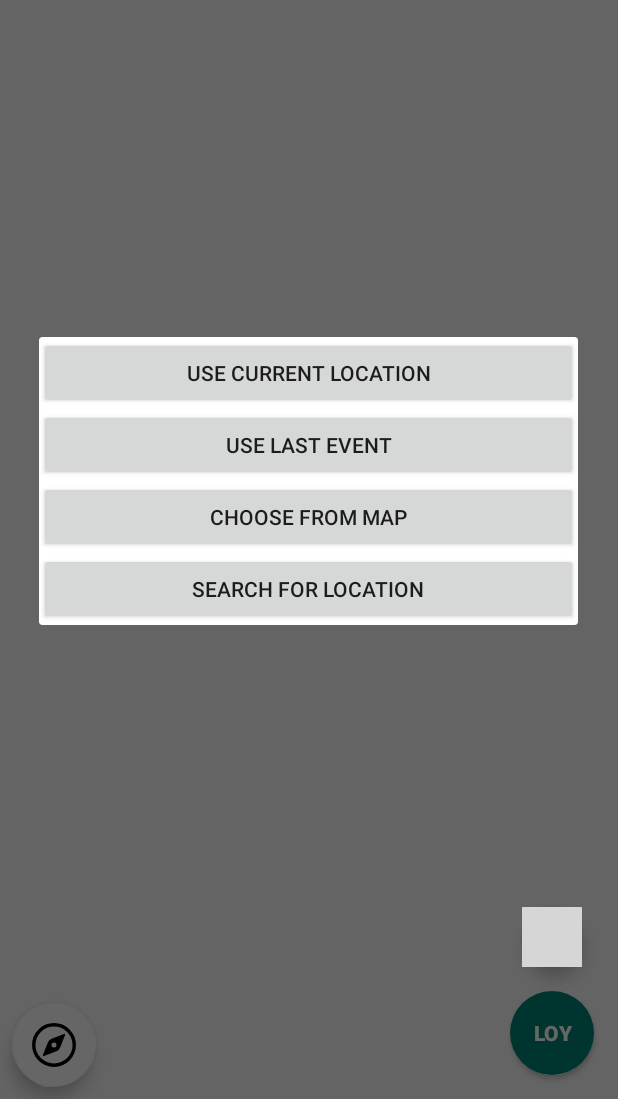
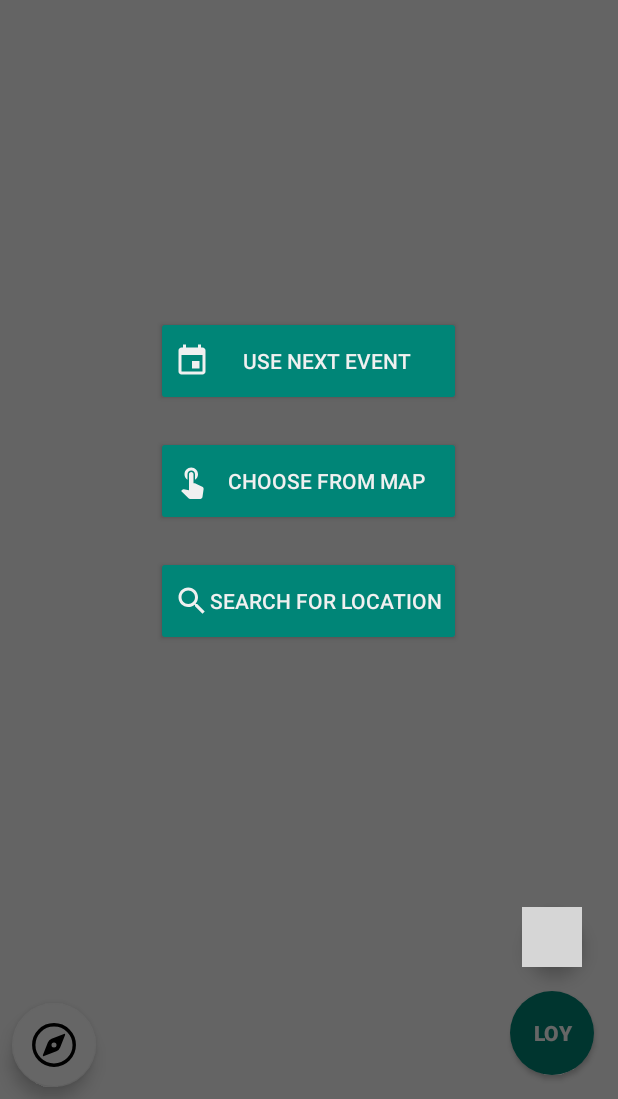
Before and after one commit to felixlapierre/campus-guide, an Android app: the screen it shows after launch (MapsActivity), after a tap on an icon or button, on a phone screen of 412 x 824 dp, the part 137-1236 px from its top. Run offline under Robolectric (Android 15) with nearby library versions, the phone set to English and light mode, and no system bars; libraries missing offline, so code that uses them is left out: com.beust.klaxon, com.google.maps.model, io.objectbox; 4 statements that could not run were skipped; grey boxes are pictures that could not be loaded.

Commit message:
Reworked the directions popup flow (#101)
* made the popup a transparent background

* Sync with upstream branch

* Fixed the options layout and color

* Removed some merge conflicts in the map activity layout

* Created both popups properly

* Reworked the popflow using callbacks

* Made the 'USE CURRENT LOCATION' button work

* Readded a space

* Readded a space

* Removed an empty line

* Fixed a lat/lng bug and fixed a class name type

* Added icons

* Meged with master

* Removed not ready test

* Added the correct string

* Added searching for location using autocomplete search in directions flow (#108)

* Extracted marker placement functionality from CustomSearch. It instead takes a SearchLocationListener. Added a marker location listener for the default search functionality.

* CustomSearch now has its request code injected in the constructor, allowing multiple custom search instances to exist in the app. Origin can now search for location

* Fixed an issue with the request code always matching. Added search to the selection of the destination.

* Windows dismiss properly now

* Fixed an issue where navigating multiple times caused too many popup windows to open

Co-authored-by: Felix Lapierre <32281260+felixlapierre@users.noreply.github.com>

```diff
--- a/app/src/main/java/com/example/campusguide/Bootstrapper.kt
+++ b/app/src/main/java/com/example/campusguide/Bootstrapper.kt
@@ -1,18 +1,21 @@
 package com.example.campusguide
 
+import android.content.Intent
 import android.view.View
-import com.example.campusguide.directions.ChooseDirectionOptionsDialogFragment
-import com.example.campusguide.directions.Route
+import com.example.campusguide.directions.ChooseDestinationOptions
+import com.example.campusguide.directions.ChooseOriginOptions
 import com.example.campusguide.location.CenterLocationListener
 import com.example.campusguide.location.FusedLocationProvider
 import com.example.campusguide.location.SwitchCampus
 import com.example.campusguide.map.GoogleMapAdapter
 import com.example.campusguide.map.GoogleMapInitializer
+import com.example.campusguide.map.SearchLocationMarker
 import com.example.campusguide.search.CustomSearch
 import com.example.campusguide.search.indoor.BuildingIndexSingleton
 import com.example.campusguide.search.indoor.IndoorLocationProvider
 import com.example.campusguide.search.outdoor.PlacesApiSearchLocationProvider
 import com.example.campusguide.utils.permissions.Permissions
+import com.google.maps.model.LatLng
 import database.ObjectBox
 
 /**
@@ -32,18 +35,26 @@ class Bootstrapper constructor(activity: MapsActivity) {
         val permissions = Permissions(activity)
 
         // Search
-        val locationProvider = IndoorLocationProvider(
+        val searchLocationProvider = IndoorLocationProvider(
             BuildingIndexSingleton.getInstance(activity.assets),
             PlacesApiSearchLocationProvider(activity)
         )
-        val search = CustomSearch(activity, map, locationProvider)
+        val search =
+            CustomSearch(
+                activity,
+                searchLocationProvider,
+                Constants.REGULAR_SEARCH_REQUEST_CODE
+            )
+        search.locationListener = SearchLocationMarker(activity, map)
         activity.setOnSearchClickedListener(search)
         activity.addActivityResultListener(search)
 
         // Center on Location
-        val centerLocation = CenterLocationListener(map,
+        val locationProvider = FusedLocationProvider(activity)
+        val centerLocation = CenterLocationListener(
+            map,
             permissions,
-            FusedLocationProvider(activity)
+            locationProvider
         )
         activity.setOnCenterLocationListener(centerLocation)
 
@@ -55,10 +66,24 @@ class Bootstrapper constructor(activity: MapsActivity) {
         activity.setSwitchCampusButtonListener(switchCampus)
 
         // Navigation
-        val route = Route(map, activity)
-        activity.setOnNavigateListener(View.OnClickListener{
-            val chooseDirectionOptions = ChooseDirectionOptionsDialogFragment()
-            chooseDirectionOptions.show(activity.supportFragmentManager, "directionsOptions")
+        activity.setOnNavigateListener(View.OnClickListener {
+            val chooseDestinationOptions = ChooseDestinationOptions { destination ->
+                val chooseOriginOptions =
+                    ChooseOriginOptions(permissions, locationProvider) { origin ->
+                        val originLatLng = LatLng(origin.latitude, origin.longitude)
+                        val destinationLatLng = LatLng(destination.latitude, destination.longitude)
+                        val intent = Intent(activity, DirectionsActivity::class.java).apply {
+                            putExtra("Origin", originLatLng.toString())
+                            putExtra("Destination", destinationLatLng.toString())
+                        }
+                        activity.startActivity(intent)
+                    }
+                chooseOriginOptions.show(activity.supportFragmentManager, "chooseOriginOptions")
+            }
+            chooseDestinationOptions.show(
+                activity.supportFragmentManager,
+                "chooseDestinationOptions"
+            )
         })
     }
 }
--- a/app/src/main/java/com/example/campusguide/Constants.kt
+++ b/app/src/main/java/com/example/campusguide/Constants.kt
@@ -3,7 +3,10 @@ package com.example.campusguide
 object Constants {
     const val ZOOM_STREET_LVL = 17.0f;
     const val PERMISSION_REQUEST_CODE = 1
-    const val AUTOCOMPLETE_REQUEST_CODE = 2
+    const val REGULAR_SEARCH_REQUEST_CODE = 2
+    const val ORIGIN_SEARCH_REQUEST_CODE = 3
+    const val DESTINATION_SEARCH_REQUEST_CODE = 4
+
     const val LOYOLA_CAMPUS = "Loyola Campus"
     const val SGW_CAMPUS = "SGW Campus"
 
--- a/app/src/main/java/com/example/campusguide/MapsActivity.kt
+++ b/app/src/main/java/com/example/campusguide/MapsActivity.kt
@@ -57,6 +57,10 @@ class MapsActivity : AppCompatActivity() {
         activityResultListeners.add(listener)
     }
 
+    fun removeActivityResultListener(listener: ActivityResultListener) {
+        activityResultListeners.remove(listener)
+    }
+
     override fun onActivityResult(requestCode: Int, resultCode: Int, data: Intent?) {
         super.onActivityResult(requestCode, resultCode, data)
         activityResultListeners.forEach { listener ->
--- a/app/src/main/java/com/example/campusguide/directions/ChooseDirectionOptionsDialogFragment.kt
+++ /dev/null
@@ -1,107 +0,0 @@
-package com.example.campusguide.directions
-
-import android.app.AlertDialog
-import android.app.Dialog
-import android.content.Intent
-import android.graphics.Color
-import android.graphics.drawable.ColorDrawable
-import android.location.Location
-import android.os.Bundle
-import android.util.Log
-import android.view.View
-import android.widget.Button
-
-import androidx.fragment.app.DialogFragment
-
-import com.example.campusguide.DirectionsActivity
-import com.example.campusguide.R
-import com.example.campusguide.utils.DisplayMessageErrorListener
-
-import com.google.android.gms.location.FusedLocationProviderClient
-import com.google.android.gms.location.LocationServices
-import com.google.android.gms.tasks.OnCompleteListener
-
-class ChooseDirectionOptionsDialogFragment : DialogFragment() {
-
-    private lateinit var mFusedLocationProviderClient: FusedLocationProviderClient
-
-    /**
-     * Called when the dialog window is created.
-     */
-    override fun onCreateDialog(savedInstanceState: Bundle?): Dialog {
-
-        mFusedLocationProviderClient =
-            LocationServices.getFusedLocationProviderClient(this.requireActivity())
-
-        val inflater = requireActivity().layoutInflater
-        val view = inflater.inflate(R.layout.choose_directions, null)
-
-        val builder: AlertDialog.Builder = AlertDialog.Builder(this.activity)
-
-        builder.setView(view)
-        builder.create().window?.setBackgroundDrawable(ColorDrawable(Color.TRANSPARENT))
-
-        view.findViewById<Button>(R.id.useCurrentLocation)?.setOnClickListener(View.OnClickListener {
-            useCurrentLocation()
-        })
-
-        view.findViewById<Button>(R.id.searchForLocation)?.setOnClickListener(View.OnClickListener {
-            searchForLocation()
-        })
-
-        return builder.create()
-    }
-
-    /**
-     * Gets the user's last known most recent location
-     */
-    private fun useCurrentLocation() {
-        val locationResult = mFusedLocationProviderClient.lastLocation
-
-        locationResult.addOnCompleteListener(
-            this.requireActivity(),
-            OnCompleteListener<Location?> { task ->
-                if (task.isSuccessful) {
-                    openDirectionsDialogFragment(
-                        task.result?.latitude.toString() + ", " + task.result?.longitude.toString(),
-                        "Enter end location"
-                    )
-                } else {
-                    Log.d("NullCurrentLocation", "Current location is null")
-                }
-            })
-    }
-
-    /**
-     * Allows users to manually enter start and end point
-     */
-    private fun searchForLocation() {
-        openDirectionsDialogFragment(null, "Enter start and end location")
-    }
-
-    /**
-     * Opens the GetDirectionsDialogFragment
-     */
-    private fun openDirectionsDialogFragment(startingPoint: String?, message: String) {
-        val getDirectionsDialogFragment =
-            GetDirectionsDialogFragment(
-                GetDirectionsDialogFragment.DirectionsDialogOptions(
-                    message = message,
-                    start = startingPoint,
-                    end = null,
-                    confirmationListener = EmptyDirectionsGuard(
-                        CallbackDirectionsConfirmListener { start, end ->
-                            // Start the DirectionsActivity activity
-                            val intent = Intent(this.context, DirectionsActivity::class.java).apply {
-                                putExtra("Origin", start)
-                                putExtra("Destination", end)
-                            }
-                            startActivity(intent)
-                            this.dismiss()
-                        },
-                        DisplayMessageErrorListener(this.requireActivity()))
-                )
-            )
-        getDirectionsDialogFragment.show(childFragmentManager, "directionsDialog")
-    }
-}
--- a/app/src/main/java/com/example/campusguide/map/GoogleMapInitializer.kt
+++ b/app/src/main/java/com/example/campusguide/map/GoogleMapInitializer.kt
@@ -10,9 +10,7 @@ import com.google.android.gms.maps.OnMapReadyCallback
 import com.google.android.gms.maps.SupportMapFragment
 import com.google.android.gms.maps.model.LatLng
 
-class GoogleMapInitializer constructor(private val activity: FragmentActivity,
-                                       private val wrapper: GoogleMapAdapter,
-                                       private val mapId: String): OnMapReadyCallback {
+class GoogleMapInitializer constructor(private val activity: FragmentActivity, private val wrapper: GoogleMapAdapter, private val mapId: String): OnMapReadyCallback {
     init {
         // Obtain the SupportMapFragment and get notified when the map is ready to be used
         val id = activity.resources.getIdentifier(mapId, "id", activity.packageName)
--- a/app/src/main/java/com/example/campusguide/search/CustomSearch.kt
+++ b/app/src/main/java/com/example/campusguide/search/CustomSearch.kt
@@ -4,49 +4,44 @@ import android.app.Activity
 import android.content.Intent
 import android.view.View
 import com.example.campusguide.ActivityResultListener
-import com.example.campusguide.Constants
-import com.example.campusguide.MapsActivity
-import com.example.campusguide.map.Map
-import com.google.android.gms.maps.model.LatLng
-import com.google.android.gms.maps.model.Marker
 import kotlinx.coroutines.GlobalScope
 import kotlinx.coroutines.launch
 
-const val AUTOCOMPLETE_REQUEST_CODE = 69; //nice
-
 class CustomSearch constructor(
-    private val activity: MapsActivity,
-    private val map: Map,
-    private val locationProvider: SearchLocationProvider
+    private val activity: Activity,
+    private val locationProvider: SearchLocationProvider,
+    private val myRequestCode: Int
 ) : View.OnClickListener,
     ActivityResultListener {
-
-    private var marker: Marker? = null
+    var locationListener: SearchLocationListener? = null
 
     override fun onClick(v: View?) {
+        openCustomSearchActivity()
+    }
+
+    fun openCustomSearchActivity() {
         val searchIntent = Intent(activity, CustomSearchActivity::class.java)
-        activity.startActivityForResult(searchIntent, AUTOCOMPLETE_REQUEST_CODE)
+        activity.startActivityForResult(searchIntent, myRequestCode)
     }
 
     override fun onActivityResult(requestCode: Int, resultCode: Int, data: Intent?) {
-        if (requestCode != AUTOCOMPLETE_REQUEST_CODE || resultCode != Activity.RESULT_OK) {
+        if (requestCode != myRequestCode || resultCode != Activity.RESULT_OK) {
             return
         }
 
         val id = data?.data?.toString()
         if (id != null) {
-            getLocationFromId(id)
+            GlobalScope.launch {
+                val location = locationProvider.getLocation(id)
+                locationListener?.onLocation(location)
+            }
         }
     }
 
-    private fun getLocationFromId(locationId: String) {
-        GlobalScope.launch {
-            val searchLocation = locationProvider.getLocation(locationId)
-            val latlng = LatLng(searchLocation.lat, searchLocation.lon)
-            activity.runOnUiThread {
-                marker?.remove()
-                marker = map.addMarker(latlng, searchLocation.name)
-                map.animateCamera(latlng, Constants.ZOOM_STREET_LVL)
+    fun setLocationListener(callback: (SearchLocation) -> Unit) {
+        locationListener = object: SearchLocationListener {
+            override fun onLocation(location: SearchLocation) {
+                callback(location)
             }
         }
     }
--- /dev/null
+++ b/app/src/main/java/com/example/campusguide/search/SearchLocationListener.kt
@@ -0,0 +1,5 @@
+package com.example.campusguide.search
+
+interface SearchLocationListener {
+    fun onLocation(location: SearchLocation)
+}
--- /dev/null
+++ b/app/src/main/res/drawable/ic_insert_invitation_off_white_24dp.xml
@@ -0,0 +1,5 @@
+<vector android:height="24dp" android:tint="#F0F0F0"
+    android:viewportHeight="24.0" android:viewportWidth="24.0"
+    android:width="24dp" xmlns:android="http://schemas.android.com/apk/res/android">
+    <path android:fillColor="#FF000000" android:pathData="M17,12h-5v5h5v-5zM16,1v2L8,3L8,1L6,1v2L5,3c-1.11,0 -1.99,0.9 -1.99,2L3,19c0,1.1 0.89,2 2,2h14c1.1,0 2,-0.9 2,-2L21,5c0,-1.1 -0.9,-2 -2,-2h-1L18,1h-2zM19,19L5,19L5,8h14v11z"/>
+</vector>
--- /dev/null
+++ b/app/src/main/res/drawable/ic_pin_drop_off_white_24dp.xml
@@ -0,0 +1,5 @@
+<vector android:height="24dp" android:tint="#F0F0F0"
+    android:viewportHeight="24.0" android:viewportWidth="24.0"
+    android:width="24dp" xmlns:android="http://schemas.android.com/apk/res/android">
+    <path android:fillColor="#FF000000" android:pathData="M18,8c0,-3.31 -2.69,-6 -6,-6S6,4.69 6,8c0,4.5 6,11 6,11s6,-6.5 6,-11zM10,8c0,-1.1 0.9,-2 2,-2s2,0.9 2,2 -0.89,2 -2,2c-1.1,0 -2,-0.9 -2,-2zM5,20v2h14v-2L5,20z"/>
+</vector>
--- /dev/null
+++ b/app/src/main/res/drawable/ic_search_off_white_24dp.xml
@@ -0,0 +1,5 @@
+<vector android:height="24dp" android:tint="#F0F0F0"
+    android:viewportHeight="24.0" android:viewportWidth="24.0"
+    android:width="24dp" xmlns:android="http://schemas.android.com/apk/res/android">
+    <path android:fillColor="#FF000000" android:pathData="M15.5,14h-0.79l-0.28,-0.27C15.41,12.59 16,11.11 16,9.5 16,5.91 13.09,3 9.5,3S3,5.91 3,9.5 5.91,16 9.5,16c1.61,0 3.09,-0.59 4.23,-1.57l0.27,0.28v0.79l5,4.99L20.49,19l-4.99,-5zM9.5,14C7.01,14 5,11.99 5,9.5S7.01,5 9.5,5 14,7.01 14,9.5 11.99,14 9.5,14z"/>
+</vector>
--- /dev/null
+++ b/app/src/main/res/drawable/ic_touch_app_off_white_24dp.xml
@@ -0,0 +1,5 @@
+<vector android:height="24dp" android:tint="#F0F0F0"
+    android:viewportHeight="24.0" android:viewportWidth="24.0"
+    android:width="24dp" xmlns:android="http://schemas.android.com/apk/res/android">
+    <path android:fillColor="#FF000000" android:pathData="M9,11.24L9,7.5C9,6.12 10.12,5 11.5,5S14,6.12 14,7.5v3.74c1.21,-0.81 2,-2.18 2,-3.74C16,5.01 13.99,3 11.5,3S7,5.01 7,7.5c0,1.56 0.79,2.93 2,3.74zM18.84,15.87l-4.54,-2.26c-0.17,-0.07 -0.35,-0.11 -0.54,-0.11L13,13.5v-6c0,-0.83 -0.67,-1.5 -1.5,-1.5S10,6.67 10,7.5v10.74l-3.43,-0.72c-0.08,-0.01 -0.15,-0.03 -0.24,-0.03 -0.31,0 -0.59,0.13 -0.79,0.33l-0.79,0.8 4.94,4.94c0.27,0.27 0.65,0.44 1.06,0.44h6.79c0.75,0 1.33,-0.55 1.44,-1.28l0.75,-5.27c0.01,-0.07 0.02,-0.14 0.02,-0.2 0,-0.62 -0.38,-1.16 -0.91,-1.38z"/>
+</vector>
--- /dev/null
+++ b/app/src/main/res/layout/choose_destination_options.xml
@@ -0,0 +1,40 @@
+<?xml version="1.0" encoding="utf-8"?>
+<LinearLayout xmlns:android="http://schemas.android.com/apk/res/android"
+    xmlns:app="http://schemas.android.com/apk/res-auto"
+    xmlns:tools="http://schemas.android.com/tools"
+    android:id="@+id/chooseDestination"
+    android:layout_width="match_parent"
+    android:layout_height="wrap_content"
+    android:orientation="vertical">
+
+    <Button
+        android:id="@+id/calendar"
+        android:layout_width="match_parent"
+        android:layout_height="60dp"
+        android:layout_marginVertical="10dp"
+        android:backgroundTint="@color/colorPrimary"
+        android:drawableLeft="@drawable/ic_insert_invitation_off_white_24dp"
+        android:text="@string/choose_direction_calendar_next"
+        android:textColor="#F0F0F0" />
+
+    <Button
+        android:id="@+id/fromMap"
+        android:layout_width="match_parent"
+        android:layout_height="60dp"
+        android:layout_marginVertical="10dp"
+        android:backgroundTint="@color/colorPrimary"
+        android:drawableLeft="@drawable/ic_touch_app_off_white_24dp"
+        android:text="@string/choose_direction_map"
+        android:textColor="#F0F0F0" />
+
+    <Button
+        android:id="@+id/search"
+        android:layout_width="match_parent"
+        android:layout_height="60dp"
+        android:layout_marginVertical="10dp"
+        android:backgroundTint="@color/colorPrimary"
+        android:drawableLeft="@drawable/ic_search_off_white_24dp"
+        android:text="@string/choose_direction_search"
+        android:textColor="#F0F0F0" />
+
+</LinearLayout>
--- a/app/src/main/res/layout/choose_directions.xml
+++ /dev/null
@@ -1,33 +0,0 @@
-<?xml version="1.0" encoding="utf-8"?>
-<LinearLayout xmlns:android="http://schemas.android.com/apk/res/android"
-    xmlns:tools="http://schemas.android.com/tools"
-    android:id="@+id/chooseDirections"
-    android:layout_width="match_parent"
-    android:layout_height="match_parent"
-    android:orientation="vertical">
-
-    <Button
-        android:id="@+id/useCurrentLocation"
-        android:layout_width="match_parent"
-        android:layout_height="wrap_content"
-        android:text="Use Current Location" />
-
-    <Button
-        android:id="@+id/button"
-        android:layout_width="match_parent"
-        android:layout_height="wrap_content"
-        android:text="Use Last Event" />
-
-    <Button
-        android:id="@+id/button2"
-        android:layout_width="match_parent"
-        android:layout_height="wrap_content"
-        android:text="Choose from Map" />
-
-    <Button
-        android:id="@+id/searchForLocation"
-        android:layout_width="match_parent"
-        android:layout_height="wrap_content"
-        android:text="Search for Location" />
-
-</LinearLayout>
--- a/app/src/main/res/values/strings.xml
+++ b/app/src/main/res/values/strings.xml
@@ -4,4 +4,9 @@
     <string name="title_activity_calculator">CalculatorActivity</string>
     <string name="loy_campus">LOY</string>
     <string name="sgw_campus">SGW</string>
+    <string name="choose_direction_calendar_last">use last event</string>
+    <string name="choose_direction_calendar_next">use next event</string>
+    <string name="choose_direction_map">choose from map</string>
+    <string name="choose_direction_search">search for location</string>
+    <string name="choose_direction_current">use current location</string>
 </resources>
```
Also changed, not shown: app/src/main/java/com/example/campusguide/directions/ChooseDestinationOptions.kt (added, +84 -0 lines), app/src/main/java/com/example/campusguide/directions/ChooseOriginOptions.kt (added, +92 -0 lines), app/src/main/java/com/example/campusguide/map/SearchLocationMarker.kt (added, +21 -0 lines), app/src/main/res/layout/choose_origin_options.xml (added, +50 -0 lines).
